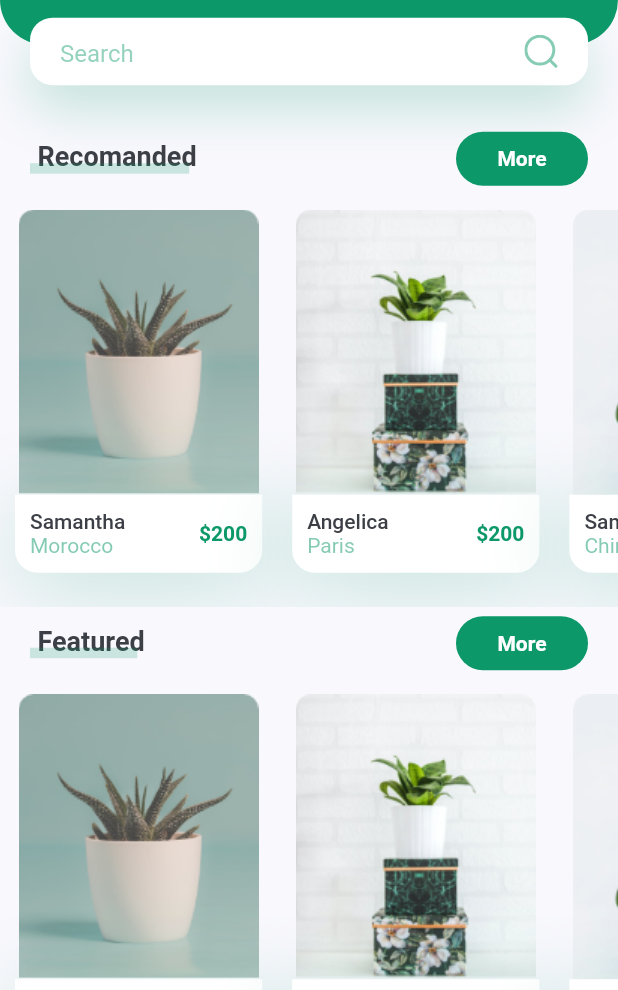
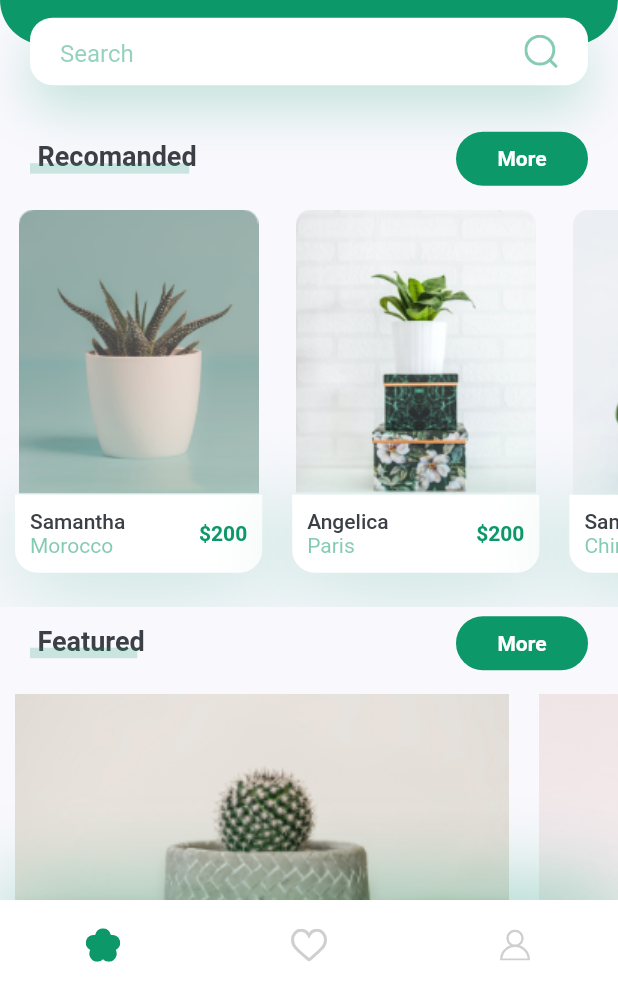
Before and after one commit to LaghroubiMohamed/Flutter-Plant-App-UI-, a Flutter app: the screen it shows after launch, on a phone screen of 412 x 824 dp, the part 246-1236 px from its top. Run offline on Flutter 3.47's test engine with Material 2 defaults, Android fonts, the phone set to English and light mode, and no system bars; our stand-ins replace flutter_svg.

```diff
--- a/lib/Screens/details/details_screen.dart
+++ b/lib/Screens/details/details_screen.dart
@@ -0,0 +1,14 @@
+import 'package:flutter/material.dart';
+
+class DetailsScreen extends StatelessWidget {
+  const DetailsScreen({Key key}) : super(key: key);
+
+  @override
+  Widget build(BuildContext context) {
+    return Container(
+      child: Container(
+        child: Image.asset('assets/images/image_1.png'),
+      ),
+    );
+  }
+}
--- /dev/null
+++ b/lib/Screens/home/Components/bottom_nav_bar.dart
@@ -0,0 +1,41 @@
+import 'package:flutter/material.dart';
+import 'package:flutter_svg/svg.dart';
+import '../../../constants.dart';
+
+class HomeBottomNavBar extends StatelessWidget {
+  const HomeBottomNavBar({
+    Key key,
+  }) : super(key: key);
+
+  @override
+  Widget build(BuildContext context) {
+    return Container(
+      height: 60,
+      decoration: BoxDecoration(color: Colors.white, boxShadow: [
+        BoxShadow(
+          offset: Offset(0, -7),
+          blurRadius: 50,
+          color: kPrimaryColor.withOpacity(0.38),
+        ),
+      ]),
+      child: Row(
+        mainAxisAlignment: MainAxisAlignment.spaceAround,
+        children: [
+          IconButton(
+              onPressed: () {},
+              icon: SvgPicture.asset('assets/icons/flower.svg')),
+          IconButton(
+              onPressed: () {},
+              icon: SvgPicture.asset(
+                'assets/icons/heart-icon.svg',
+              )),
+          IconButton(
+              onPressed: () {},
+              icon: SvgPicture.asset(
+                'assets/icons/user-icon.svg',
+              )),
+        ],
+      ),
+    );
+  }
+}
--- /dev/null
+++ b/lib/Screens/home/Components/featured_item.dart
@@ -0,0 +1,38 @@
+import 'package:flutter/material.dart';
+
+import '../../../constants.dart';
+
+class FeaturedItems extends StatelessWidget {
+  const FeaturedItems({
+    Key key,
+    @required this.size,
+    this.image,
+    this.onTap,
+  }) : super(key: key);
+
+  final String image;
+  final Function onTap;
+  final Size size;
+
+  @override
+  Widget build(BuildContext context) {
+    return GestureDetector(
+      onTap: onTap,
+      child: Container(
+        margin: EdgeInsets.only(
+          left: kDefaultPadding / 2,
+          right: kDefaultPadding / 2,
+          top: kDefaultPadding / 2,
+          bottom: kDefaultPadding,
+        ),
+        height: 185,
+        width: size.width * 0.8,
+        decoration: BoxDecoration(
+            image: DecorationImage(
+          image: AssetImage(image),
+          fit: BoxFit.cover,
+        )),
+      ),
+    );
+  }
+}
--- a/lib/Screens/home/Components/home_body.dart
+++ b/lib/Screens/home/Components/home_body.dart
@@ -3,6 +3,7 @@ import 'package:plant_app/Behaviour.dart';
 import 'package:plant_app/Models/recomanded_model.dart';
 import 'package:plant_app/Screens/home/Components/recomanded_list_items.dart';
 import 'package:plant_app/Screens/home/Components/row_with_text_and_botton.dart';
+import 'featured_item.dart';
 import 'header_with_seach_box.dart';
 
 class HomeBody extends StatelessWidget {
@@ -12,6 +13,7 @@ class HomeBody extends StatelessWidget {
 
     return SingleChildScrollView(
       child: Column(
+        crossAxisAlignment: CrossAxisAlignment.start,
         children: [
           HeaderWithSearchBox(size: size),
           RowWithTextAndMoreBotton(
@@ -41,25 +43,26 @@ class HomeBody extends StatelessWidget {
             title: "Featured",
             onMoreTapped: () {},
           ),
-          //TODO! add the deatured listView images
-          Container(
-            height: 275,
-            child: ListView.builder(
+          ScrollConfiguration(
+            behavior: NoGlow(),
+            child: SingleChildScrollView(
               scrollDirection: Axis.horizontal,
-              itemCount: recomandedd.length,
-              itemBuilder: (context, index) {
-                return RecomandedListItems(
-                  size: size,
-                  image: recomandedd[index].image,
-                  planName: recomandedd[index].plantName,
-                  country: recomandedd[index].country,
-                  price: recomandedd[index].price,
-                );
-              },
+              child: Row(
+                children: [
+                  FeaturedItems(
+                    size: size,
+                    image: 'assets/images/bottom_img_1.png',
+                    onTap: () {},
+                  ),
+                  FeaturedItems(
+                    size: size,
+                    image: 'assets/images/bottom_img_2.png',
+                    onTap: () {},
+                  ),
+                ],
+              ),
             ),
           ),
-
-          // TODO! creat the bottom navigation bar
         ],
       ),
     );
--- a/lib/Screens/home/home_screen.dart
+++ b/lib/Screens/home/home_screen.dart
@@ -1,6 +1,7 @@
 import 'package:flutter/material.dart';
 import 'package:flutter_svg/flutter_svg.dart';
 import 'package:plant_app/Screens/home/Components/home_body.dart';
+import 'Components/bottom_nav_bar.dart';
 
 class HomeScreen extends StatelessWidget {
   @override
@@ -8,6 +9,7 @@ class HomeScreen extends StatelessWidget {
     return Scaffold(
       appBar: buildAppBar(),
       body: HomeBody(),
+      bottomNavigationBar: HomeBottomNavBar(),
     );
   }
 
```
